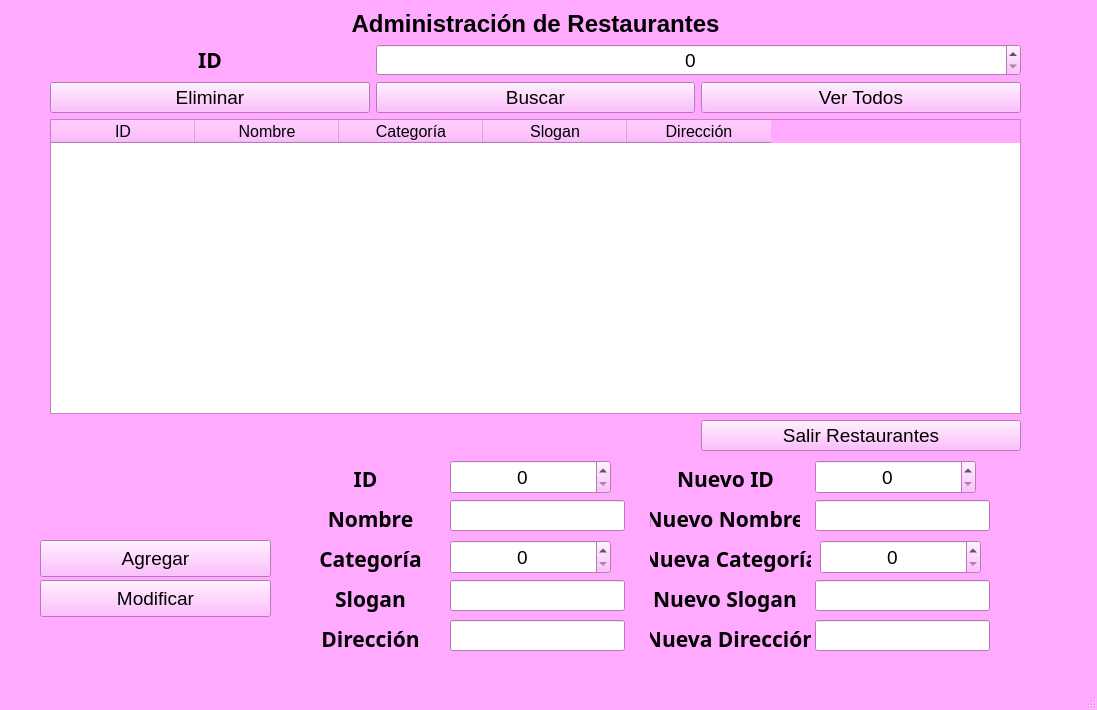
The window that src/GUIS/DRestaurantes.ui (Espiti88/Alimentarte) describes before a commit, drawn with Qt 5.
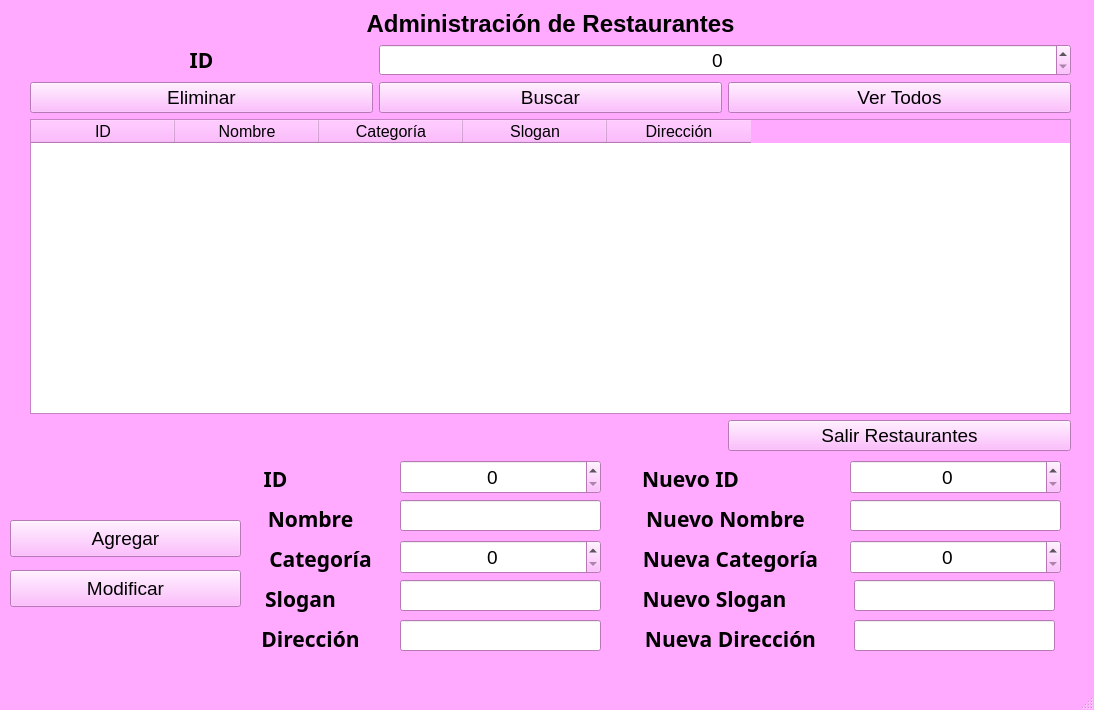
The same window after the commit.

The edit to the form file:
```diff
--- a/src/GUIS/DRestaurantes.ui
+++ b/src/GUIS/DRestaurantes.ui
@@ -6,7 +6,7 @@
    <rect>
     <x>0</x>
     <y>0</y>
-    <width>1097</width>
+    <width>1094</width>
     <height>710</height>
    </rect>
   </property>
@@ -432,9 +432,9 @@
    <widget class="QWidget" name="layoutWidget">
     <property name="geometry">
      <rect>
-      <x>50</x>
+      <x>30</x>
       <y>10</y>
-      <width>971</width>
+      <width>1041</width>
       <height>441</height>
      </rect>
     </property>
@@ -453,7 +453,7 @@
         <set>Qt::AlignCenter</set>
        </property>
        <property name="maximum">
-        <number>999999</number>
+        <number>999999999</number>
        </property>
       </widget>
      </item>
@@ -624,8 +624,8 @@
    <widget class="QPushButton" name="PBModificar">
     <property name="geometry">
      <rect>
-      <x>40</x>
-      <y>580</y>
+      <x>10</x>
+      <y>570</y>
       <width>231</width>
       <height>37</height>
      </rect>
@@ -642,8 +642,8 @@
    <widget class="QPushButton" name="PBAgregar">
     <property name="geometry">
      <rect>
-      <x>40</x>
-      <y>540</y>
+      <x>10</x>
+      <y>520</y>
       <width>231</width>
       <height>37</height>
      </rect>
@@ -660,9 +660,9 @@
    <widget class="QLabel" name="LIdAgregar">
     <property name="geometry">
      <rect>
-      <x>330</x>
+      <x>260</x>
       <y>460</y>
-      <width>71</width>
+      <width>31</width>
       <height>37</height>
      </rect>
     </property>
@@ -684,9 +684,9 @@
    <widget class="QSpinBox" name="SBId2">
     <property name="geometry">
      <rect>
-      <x>450</x>
+      <x>400</x>
       <y>460</y>
-      <width>161</width>
+      <width>201</width>
       <height>34</height>
      </rect>
     </property>
@@ -699,15 +699,15 @@
      <set>Qt::AlignCenter</set>
     </property>
     <property name="maximum">
-     <number>999999</number>
+     <number>999999999</number>
     </property>
    </widget>
    <widget class="QLabel" name="LNombreAgregar">
     <property name="geometry">
      <rect>
-      <x>310</x>
+      <x>260</x>
       <y>500</y>
-      <width>121</width>
+      <width>101</width>
       <height>37</height>
      </rect>
     </property>
@@ -729,9 +729,9 @@
    <widget class="QLineEdit" name="LENombre">
     <property name="geometry">
      <rect>
-      <x>450</x>
+      <x>400</x>
       <y>500</y>
-      <width>175</width>
+      <width>201</width>
       <height>31</height>
      </rect>
     </property>
@@ -744,7 +744,7 @@
    <widget class="QLabel" name="LNuevoId">
     <property name="geometry">
      <rect>
-      <x>665</x>
+      <x>630</x>
       <y>460</y>
       <width>121</width>
       <height>37</height>
@@ -768,9 +768,9 @@
    <widget class="QSpinBox" name="SBNuevoId">
     <property name="geometry">
      <rect>
-      <x>815</x>
+      <x>850</x>
       <y>460</y>
-      <width>161</width>
+      <width>211</width>
       <height>34</height>
      </rect>
     </property>
@@ -783,15 +783,15 @@
      <set>Qt::AlignCenter</set>
     </property>
     <property name="maximum">
-     <number>999999</number>
+     <number>999999999</number>
     </property>
    </widget>
    <widget class="QLineEdit" name="LESlogan">
     <property name="geometry">
      <rect>
-      <x>450</x>
+      <x>400</x>
       <y>580</y>
-      <width>175</width>
+      <width>201</width>
       <height>31</height>
      </rect>
     </property>
@@ -804,7 +804,7 @@
    <widget class="QLabel" name="LNombreAgregar_2">
     <property name="geometry">
      <rect>
-      <x>310</x>
+      <x>260</x>
       <y>540</y>
       <width>121</width>
       <height>37</height>
@@ -828,9 +828,9 @@
    <widget class="QLabel" name="LNombreAgregar_3">
     <property name="geometry">
      <rect>
-      <x>310</x>
+      <x>260</x>
       <y>580</y>
-      <width>121</width>
+      <width>81</width>
       <height>37</height>
      </rect>
     </property>
@@ -852,9 +852,9 @@
    <widget class="QLabel" name="LNuevoId_2">
     <property name="geometry">
      <rect>
-      <x>650</x>
+      <x>630</x>
       <y>500</y>
-      <width>150</width>
+      <width>191</width>
       <height>37</height>
      </rect>
     </property>
@@ -876,9 +876,9 @@
    <widget class="QLineEdit" name="LENewNombre">
     <property name="geometry">
      <rect>
-      <x>815</x>
+      <x>850</x>
       <y>500</y>
-      <width>175</width>
+      <width>211</width>
       <height>31</height>
      </rect>
     </property>
@@ -891,9 +891,9 @@
    <widget class="QLabel" name="LNuevoId_3">
     <property name="geometry">
      <rect>
-      <x>650</x>
+      <x>630</x>
       <y>540</y>
-      <width>161</width>
+      <width>201</width>
       <height>37</height>
      </rect>
     </property>
@@ -915,9 +915,9 @@
    <widget class="QLineEdit" name="LENewSlogan">
     <property name="geometry">
      <rect>
-      <x>815</x>
+      <x>854</x>
       <y>580</y>
-      <width>175</width>
+      <width>201</width>
       <height>31</height>
      </rect>
     </property>
@@ -930,9 +930,9 @@
    <widget class="QLabel" name="LNuevoId_4">
     <property name="geometry">
      <rect>
-      <x>650</x>
+      <x>629</x>
       <y>580</y>
-      <width>150</width>
+      <width>171</width>
       <height>37</height>
      </rect>
     </property>
@@ -954,7 +954,7 @@
    <widget class="QLabel" name="LNombreAgregar_4">
     <property name="geometry">
      <rect>
-      <x>310</x>
+      <x>250</x>
       <y>620</y>
       <width>121</width>
       <height>37</height>
@@ -978,9 +978,9 @@
    <widget class="QLineEdit" name="LEDireccion">
     <property name="geometry">
      <rect>
-      <x>450</x>
+      <x>400</x>
       <y>620</y>
-      <width>175</width>
+      <width>201</width>
       <height>31</height>
      </rect>
     </property>
@@ -993,9 +993,9 @@
    <widget class="QLabel" name="LNuevoId_5">
     <property name="geometry">
      <rect>
-      <x>650</x>
+      <x>630</x>
       <y>620</y>
-      <width>161</width>
+      <width>201</width>
       <height>37</height>
      </rect>
     </property>
@@ -1017,9 +1017,9 @@
    <widget class="QLineEdit" name="LENewDireccion">
     <property name="geometry">
      <rect>
-      <x>815</x>
+      <x>854</x>
       <y>620</y>
-      <width>175</width>
+      <width>201</width>
       <height>31</height>
      </rect>
     </property>
@@ -1032,9 +1032,9 @@
    <widget class="QSpinBox" name="SBCategoria">
     <property name="geometry">
      <rect>
-      <x>450</x>
+      <x>400</x>
       <y>540</y>
-      <width>161</width>
+      <width>201</width>
       <height>34</height>
      </rect>
     </property>
@@ -1047,15 +1047,15 @@
      <set>Qt::AlignCenter</set>
     </property>
     <property name="maximum">
-     <number>999999</number>
+     <number>999999999</number>
     </property>
    </widget>
    <widget class="QSpinBox" name="SBNewCategoria">
     <property name="geometry">
      <rect>
-      <x>820</x>
+      <x>850</x>
       <y>540</y>
-      <width>161</width>
+      <width>211</width>
       <height>34</height>
      </rect>
     </property>
@@ -1068,7 +1068,7 @@
      <set>Qt::AlignCenter</set>
     </property>
     <property name="maximum">
-     <number>999999</number>
+     <number>999999999</number>
     </property>
    </widget>
   </widget>
```
Left out of the diff: 4 changed lines with no effect on the pictures.
